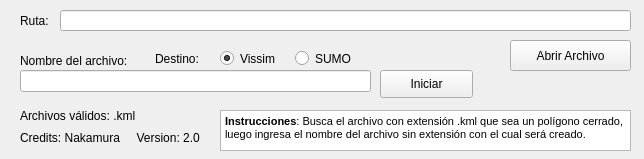
Qt form interface/ui.ui (N4kamura/Kml2Vissim) before a commit.
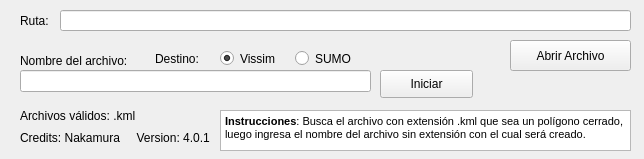
The same form after that commit.

Commit message: feat: Agregar reintentos y rotacion de servidores OSM, y actualizar version a 4.0.1

Diff of the .ui file:
```diff
--- a/interface/ui.ui
+++ b/interface/ui.ui
@@ -150,7 +150,7 @@
      </rect>
     </property>
     <property name="text">
-     <string>Credits: Nakamura     Version: 2.0</string>
+     <string>Credits: Nakamura     Version: 4.0.1</string>
     </property>
    </widget>
    <widget class="QPushButton" name="pushButton_2">
```
The commit also changes 3 other files.
